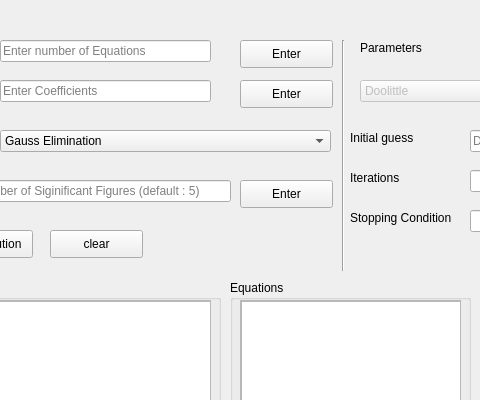
First picture: the form in test.ui, repository Ali-El-Deen575/Solving-Linear-Equations, before the edit; both pictures show x 120 to 600 and y 0 to 400 of the 800 by 600 pixel window.
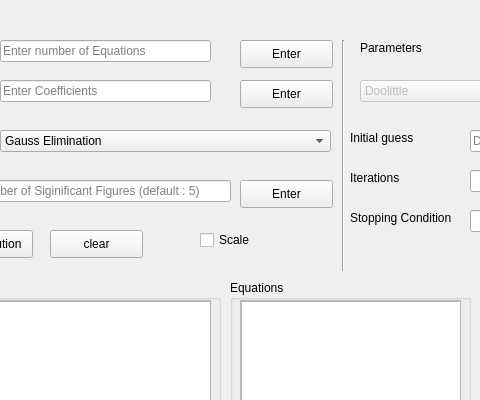
Second picture: the form after the edit.

```diff
--- a/test.ui
+++ b/test.ui
@@ -483,6 +483,19 @@
      </widget>
     </widget>
    </widget>
+   <widget class="QCheckBox" name="ScalingCheckBox">
+    <property name="geometry">
+     <rect>
+      <x>320</x>
+      <y>230</y>
+      <width>81</width>
+      <height>20</height>
+     </rect>
+    </property>
+    <property name="text">
+     <string>Scale</string>
+    </property>
+   </widget>
   </widget>
   <widget class="QMenuBar" name="menubar">
    <property name="geometry">
```
